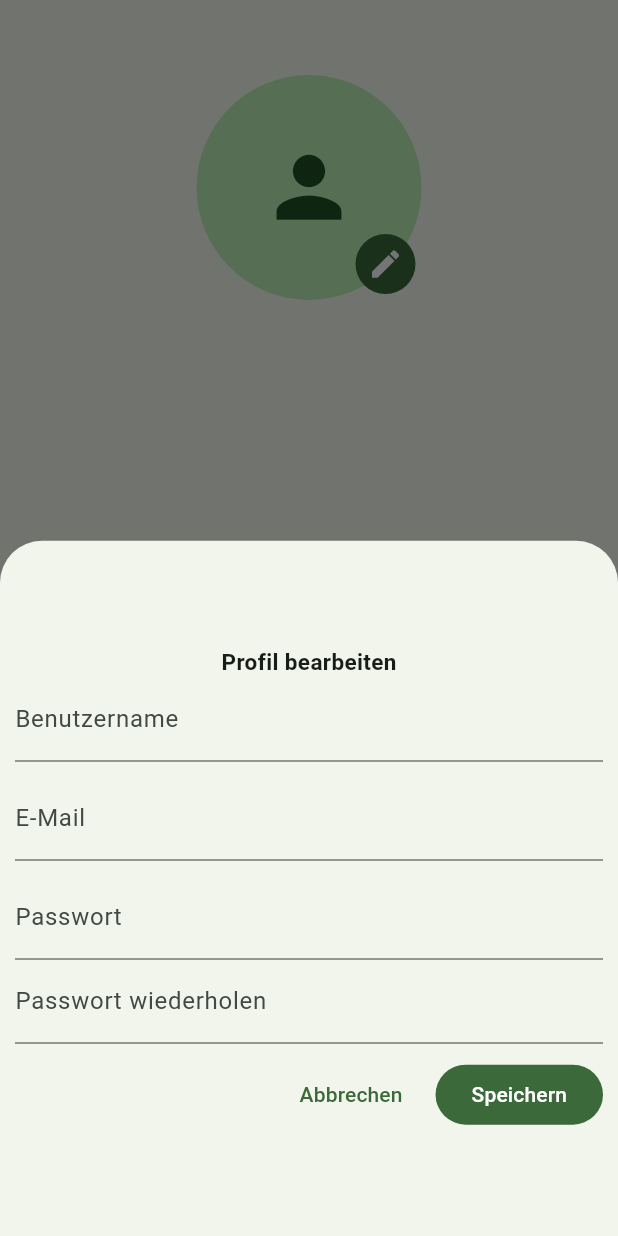
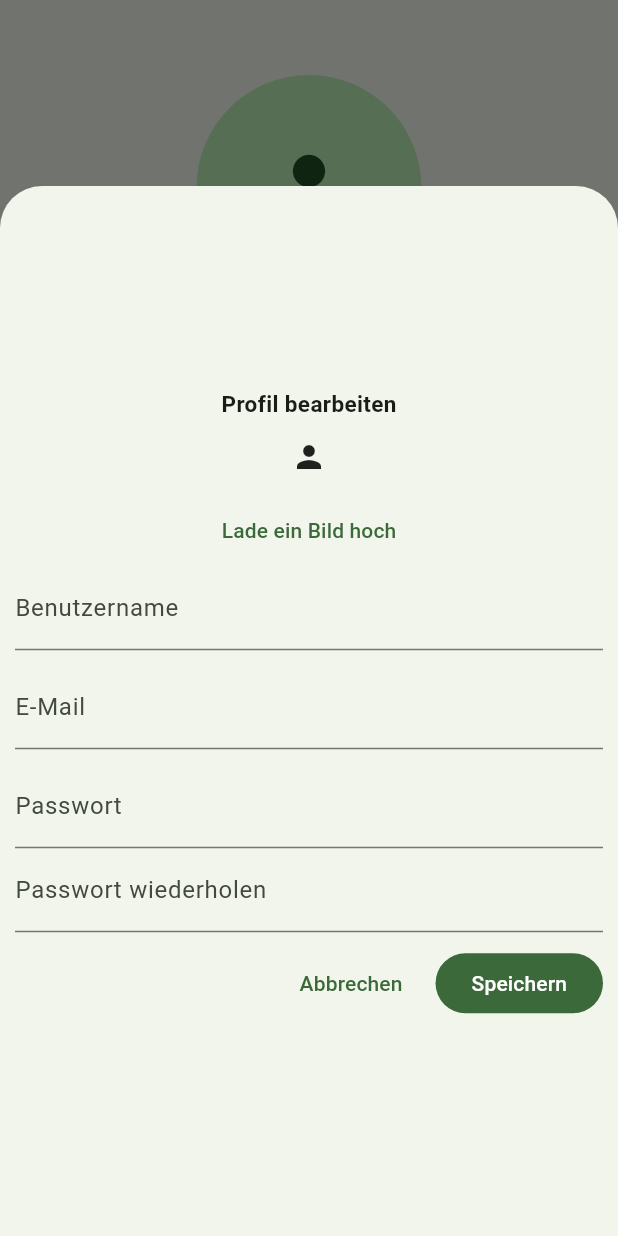
Before and after one commit to Feeelix92/campus_guide_gui, a Flutter app: the _TopPortion widget shown alone on an empty page, opened directly, after a tap on the "edit" icon, on a phone screen of 412 x 824 dp. Run offline on Flutter 3.47's test engine with Material 2 defaults, Android fonts, the phone set to English and light mode, and no system bars; our stand-ins replace image_picker, permission_handler, qr_flutter; missing offline and left inert: image_picker_web.

Commit message:
add image picker for web and mobile

```diff
--- a/lib/screens/profile.dart
+++ b/lib/screens/profile.dart
@@ -1,4 +1,5 @@
 import 'package:campus_guide_gui/widgets/h1.dart';
+import 'package:campus_guide_gui/widgets/image_upload.dart';
 import 'package:flutter/material.dart';
 
 import '../widgets/appDrawer.dart';
@@ -159,8 +160,10 @@ class _TopPortion extends StatelessWidget {
   Future<void> _dialogBuilder(BuildContext context) async {
     showModalBottomSheet<void>(
       context: context,
+      isScrollControlled: true,
       builder: (BuildContext context) {
         return SizedBox(
+          height: 700,
           child: Center(
             child: Container(
               margin: const EdgeInsets.all(10),
@@ -169,6 +172,7 @@ class _TopPortion extends StatelessWidget {
                 mainAxisSize: MainAxisSize.min,
                 children: <Widget>[
                   const H2(text: 'Profil bearbeiten'),
+                  const ImageUpload(),
                   TextField(
                     controller: _usernameController,
                     decoration: const InputDecoration(
@@ -212,6 +216,7 @@ class _TopPortion extends StatelessWidget {
                       ),
                     ],
                   ),
+                  const SizedBox(height: 10)
                 ],
               ),
             ),
--- /dev/null
+++ b/lib/widgets/image_upload.dart
@@ -0,0 +1,75 @@
+import 'dart:io';
+
+import 'package:flutter/foundation.dart';
+import 'package:flutter/material.dart';
+
+import 'package:image_picker/image_picker.dart';
+import 'package:image_picker_web/image_picker_web.dart';
+import 'package:permission_handler/permission_handler.dart';
+
+class ImageUpload extends StatefulWidget {
+  const ImageUpload({Key? key}) : super(key: key);
+
+  @override
+  State<ImageUpload> createState() => _ImageUploadState();
+}
+
+class _ImageUploadState extends State<ImageUpload> {
+  File? _pickedImage;
+  Uint8List webImage = Uint8List(8);
+
+  @override
+  Widget build(BuildContext context) {
+    return Column(
+      children: [
+        SizedBox(
+          height: 50,
+
+          child: _pickedImage == null
+          ? const Icon(Icons.person)
+          : kIsWeb
+              ? Image.memory(webImage, fit: BoxFit.fill)
+              : Image.file(_pickedImage!, fit: BoxFit.fill)
+        ),
+
+        TextButton(
+            onPressed: _pickImage,
+            child: const Text('Lade ein Bild hoch')
+        )
+      ],
+    );
+  }
+
+
+  Future <void> _pickImage() async {
+    if(!kIsWeb){
+      final ImagePicker _picker = ImagePicker();
+      XFile? image = await _picker.pickImage(source: ImageSource.gallery);
+
+      if(image != null){
+        var selected = File(image.path);
+        setState(() {
+          _pickedImage = selected;
+        });
+      } else {
+        print('Kein Bild ausgewählt.');
+      }
+    }
+    else if(kIsWeb){
+      final ImagePicker _picker = ImagePicker();
+      XFile? image = await _picker.pickImage(source: ImageSource.gallery);
+
+      if(image != null){
+        var f = await image.readAsBytes();
+        setState(() {
+          webImage = f;
+          _pickedImage = File('a');
+        });
+      } else {
+        print('Kein Bild ausgewählt.');
+      }
+    } else {
+      print('Fehler');
+    }
+  }
+}
--- a/pubspec.yaml
+++ b/pubspec.yaml
@@ -36,6 +36,9 @@ dependencies:
   cupertino_icons: ^1.0.2
   http: ^0.13.6
   qr_flutter: ^4.1.0
+  permission_handler: ^10.2.0
+  image_picker: ^0.8.7+5
+  image_picker_web: ^3.0.0+1
 
 dev_dependencies:
   flutter_test:
```
Also changed, not shown: pubspec.lock.
